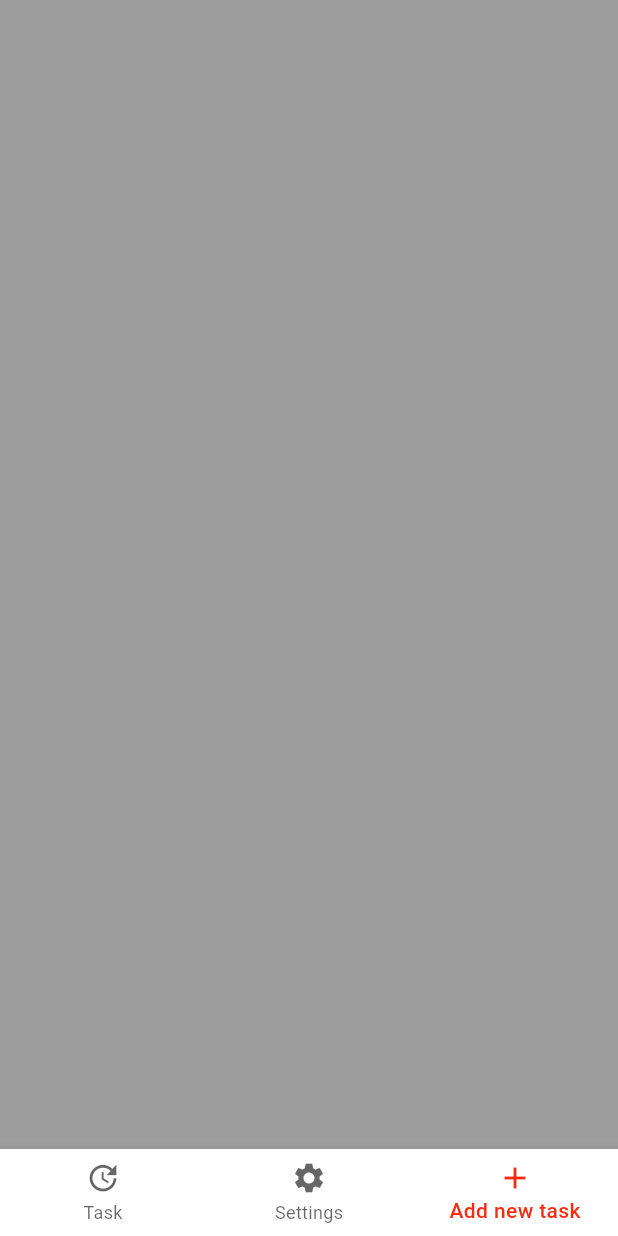
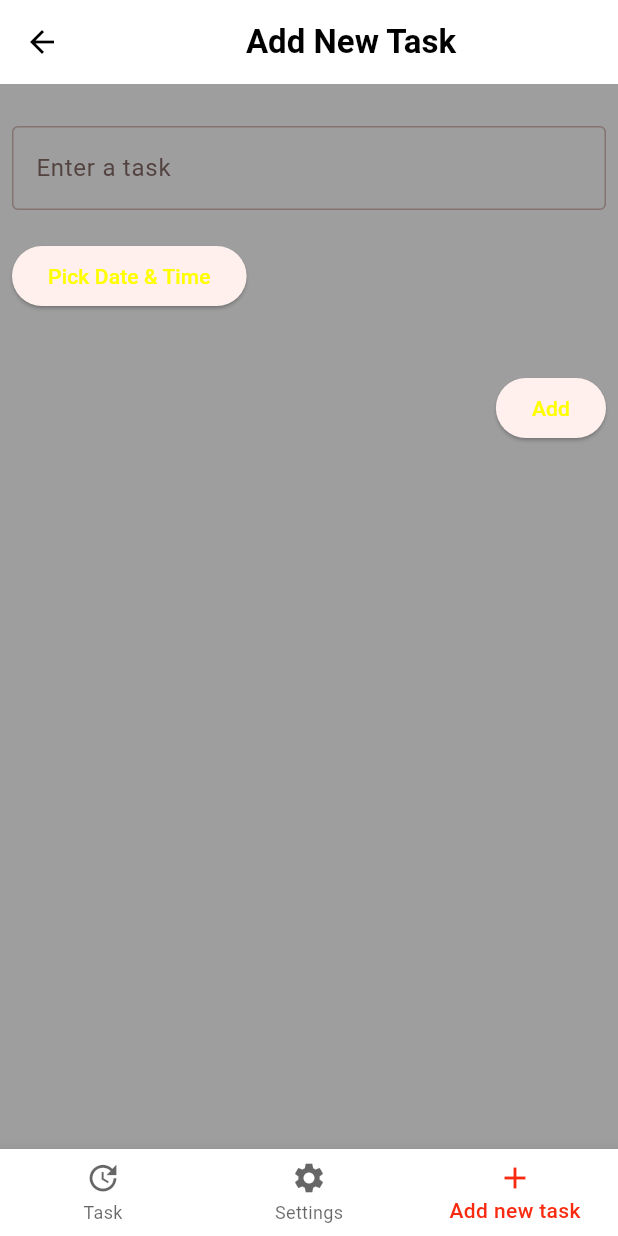
Before and after one commit to VitaliiKharlan/todo_app, a Flutter app: the AddNewTaskScreen screen opened by its route, on a phone screen of 412 x 824 dp. Run offline on Flutter 3.47's test engine with Material 3 defaults, Android fonts, the phone set to English and light mode, and no system bars; our stand-ins replace auto_route, flutter_bloc; project files that could hold a hidden picture were left out.

Commit message:
auto_route

```diff
--- a/lib/features/add_new_task/bloc/add_new_task_bloc.dart
+++ b/lib/features/add_new_task/bloc/add_new_task_bloc.dart
@@ -1,13 +1,21 @@
-import 'package:bloc/bloc.dart';
-import 'package:meta/meta.dart';
+import 'package:flutter_bloc/flutter_bloc.dart';
+
+import '../view/add_new_task_screen.dart';
 
 part 'add_new_task_event.dart';
 part 'add_new_task_state.dart';
 
 class AddNewTaskBloc extends Bloc<AddNewTaskEvent, AddNewTaskState> {
   AddNewTaskBloc() : super(AddNewTaskInitial()) {
-    on<AddNewTaskEvent>((event, emit) {
+    on<LoadAddNewTaskEvent>((event, emit) {
       // TODO: implement event handler
+      print('Loading Add New Task');
+    });
+    on<LoadedAddNewTaskEvent>((event, emit) async {
+      // TODO: implement event handler
+      print('Loaded Add New Task');
+      // final addTask = await AddNewTaskScreen().addTodo();
+      // emit(AddNewTaskLoaded(task: addTask));
     });
   }
 }
--- a/lib/features/add_new_task/bloc/add_new_task_event.dart
+++ b/lib/features/add_new_task/bloc/add_new_task_event.dart
@@ -1,4 +1,8 @@
 part of 'add_new_task_bloc.dart';
 
-@immutable
+// @immutable
 sealed class AddNewTaskEvent {}
+
+class LoadAddNewTaskEvent extends AddNewTaskEvent {}
+
+class LoadedAddNewTaskEvent extends AddNewTaskEvent {}
--- a/lib/features/add_new_task/bloc/add_new_task_state.dart
+++ b/lib/features/add_new_task/bloc/add_new_task_state.dart
@@ -1,6 +1,14 @@
 part of 'add_new_task_bloc.dart';
 
-@immutable
+// @immutable
 sealed class AddNewTaskState {}
 
 final class AddNewTaskInitial extends AddNewTaskState {}
+
+class AddNewTaskLoading extends AddNewTaskState {}
+
+class AddNewTaskLoaded extends AddNewTaskState {
+  AddNewTaskLoaded(this.task);
+
+  final String task;
+}
--- a/lib/features/add_new_task/view/add_new_task_screen.dart
+++ b/lib/features/add_new_task/view/add_new_task_screen.dart
@@ -1,14 +1,139 @@
 import 'package:flutter/material.dart';
 import 'package:auto_route/auto_route.dart';
+import 'package:todo_app/features/add_new_task/bloc/add_new_task_bloc.dart';
 
 @RoutePage()
-class AddNewTaskScreen extends StatelessWidget {
-  const AddNewTaskScreen({
-    super.key,
+class Task {
+  Task({
+    required this.title,
+    this.dateTime,
   });
+
+  String title;
+  DateTime? dateTime;
+}
+
+class AddNewTaskScreen extends StatefulWidget {
+  const AddNewTaskScreen({super.key});
+
+  @override
+  _AddNewTaskScreenState createState() => _AddNewTaskScreenState();
+}
+
+class _AddNewTaskScreenState extends State<AddNewTaskScreen> {
+  final List<Task> _todoList = [];
+  final TextEditingController _controller = TextEditingController();
+  DateTime? _selectedDateTime;
+
+  void _addTodo() {
+    if (_controller.text.isNotEmpty) {
+      setState(() {
+        _todoList.add(Task(
+          title: _controller.text,
+          dateTime: _selectedDateTime,
+        ));
+        _controller.clear();
+        _selectedDateTime = null;
+      });
+    }
+  }
+
+  Future<void> _selectDateTime(BuildContext context) async {
+    final DateTime? pickedDate = await showDatePicker(
+      context: context,
+      initialDate: DateTime.now(),
+      firstDate: DateTime.now(),
+      lastDate: DateTime(2101),
+    );
+    if (pickedDate != null) {
+      final TimeOfDay? pickedTime = await showTimePicker(
+        context: context,
+        initialTime: TimeOfDay.now(),
+      );
+      if (pickedTime != null) {
+        setState(() {
+          _selectedDateTime = DateTime(
+            pickedDate.year,
+            pickedDate.month,
+            pickedDate.day,
+            pickedTime.hour,
+            pickedTime.minute,
+          );
+        });
+      }
+    }
+  }
 
   @override
   Widget build(BuildContext context) {
-    return Scaffold();
+    return Scaffold(
+      appBar: AppBar(
+        title: Center(
+          child: Text(
+            'Add New Task',
+            style: TextStyle(
+              color: Colors.black,
+              fontWeight: FontWeight.bold,
+            ),
+          ),
+        ),
+      ),
+      body: Column(
+        children: [
+          Padding(
+            padding: const EdgeInsets.all(8.0),
+            child: Column(
+              crossAxisAlignment: CrossAxisAlignment.start,
+              children: [
+                SizedBox(height: 20),
+                TextField(
+                  controller: _controller,
+                  decoration: InputDecoration(
+                    labelText: 'Enter a task',
+                    border: OutlineInputBorder(),
+                  ),
+                ),
+                SizedBox(height: 20),
+                ElevatedButton(
+                  onPressed: () => _selectDateTime(context),
+                  child: Text('Pick Date & Time'),
+                ),
+                SizedBox(height: 40),
+                Row(
+                  mainAxisAlignment: MainAxisAlignment.end ,
+                  children: [
+
+                    ElevatedButton(
+                      onPressed: _addTodo,
+                      child: Text('Add'),
+                    ),
+                  ],
+                ),
+              ],
+            ),
+          ),
+          Expanded(
+            child: ListView.builder(
+              itemCount: _todoList.length,
+              itemBuilder: (context, index) {
+                final todo = _todoList[index];
+                return ListTile(
+                  title: Text(todo.title),
+                  subtitle: todo.dateTime != null
+                      ? Text(
+                          '${todo.dateTime!.toLocal()}'.split(' ')[0] +
+                              ' ' +
+                              '${todo.dateTime!.toLocal()}'
+                                  .split(' ')[1]
+                                  .substring(0, 5),
+                        )
+                      : null,
+                );
+              },
+            ),
+          ),
+        ],
+      ),
+    );
   }
 }
--- a/lib/features/home/view/home_screen.dart
+++ b/lib/features/home/view/home_screen.dart
@@ -48,8 +48,6 @@ class HomeScreen extends StatelessWidget {
   }
 
   void _openPage(int index, TabsRouter tabsRouter) {
-
-      tabsRouter.setActiveIndex(index);
-
+    tabsRouter.setActiveIndex(index);
   }
 }
```
Also changed, not shown: lib/features/task/view/task_screen.dart (+47 -3 lines), pubspec.yaml (+1 -9 lines), pubspec.lock, 1 other file.
